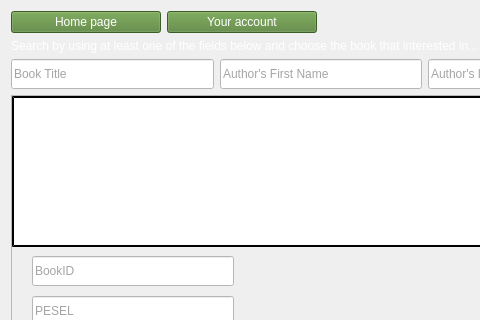
Above: homeview.ui from wcislak97/ProdigyLibrary before the change; both pictures show x 0 to 480 and y 0 to 320 of the 728 by 455 pixel window. Below: the same form after it.
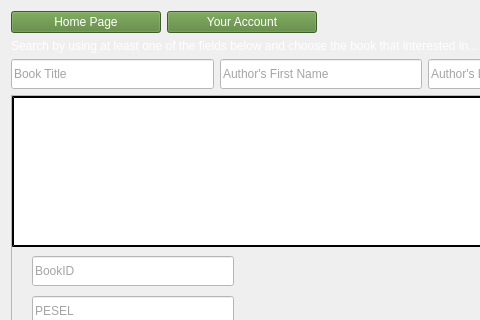
That is the form after the change.

```diff
--- a/homeview.ui
+++ b/homeview.ui
@@ -49,7 +49,7 @@
 color: rgb(255, 255, 255);</string>
          </property>
          <property name="text">
-          <string>Home page</string>
+          <string>Home Page</string>
          </property>
         </widget>
        </item>
@@ -78,7 +78,7 @@
 color: rgb(255, 255, 255);</string>
          </property>
          <property name="text">
-          <string>Your account</string>
+          <string>Your Account</string>
          </property>
         </widget>
        </item>
```
